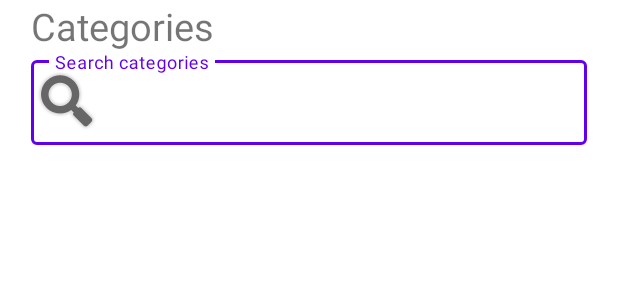
After one commit to moevm/adfmp1h21-interview, an Android app: the layout categories.xml on its own in the app's theme, with its tools: preview values and no code run, on a phone screen of 412 x 824 dp. The commit adds this screen. Shown: the top 300 px of the screen. Run offline under Robolectric (Android 15) with nearby library versions, the phone set to English and light mode, and no system bars.

Commit message:
renamed, added init layouts for categories, category tests, and items

```diff
--- a/app/src/main/AndroidManifest.xml
+++ b/app/src/main/AndroidManifest.xml
@@ -16,7 +16,7 @@
                 <category android:name="android.intent.category.LAUNCHER" />
             </intent-filter>
         </activity>
-        <activity android:name=".StartTestActivity"/>
+        <activity android:name=".StartTestActivity" />
     </application>
 
 </manifest>
--- a/app/src/main/java/com/pjs/itinterviewtrainer/StartTestActivity.kt
+++ b/app/src/main/java/com/pjs/itinterviewtrainer/StartTestActivity.kt
@@ -6,6 +6,6 @@ import android.os.Bundle
 class StartTestActivity : AppCompatActivity() {
     override fun onCreate(savedInstanceState: Bundle?) {
         super.onCreate(savedInstanceState)
-        setContentView(R.layout.activity_start_test)
+        setContentView(R.layout.test_settings)
     }
 }
--- /dev/null
+++ b/app/src/main/res/layout/categories.xml
@@ -0,0 +1,50 @@
+<?xml version="1.0" encoding="utf-8"?>
+<androidx.constraintlayout.widget.ConstraintLayout xmlns:android="http://schemas.android.com/apk/res/android"
+    xmlns:tools="http://schemas.android.com/tools"
+    android:layout_width="match_parent"
+    android:layout_height="match_parent"
+    xmlns:app="http://schemas.android.com/apk/res-auto">
+
+    <LinearLayout
+        android:id="@+id/buttons"
+        android:orientation="vertical"
+        android:layout_width="0dp"
+        android:layout_height="0dp"
+        app:layout_constraintWidth_percent="0.9"
+        app:layout_constraintWidth_default="spread"
+        app:layout_constraintHeight_default="spread"
+        app:layout_constraintLeft_toLeftOf="parent"
+        app:layout_constraintTop_toTopOf="parent"
+        app:layout_constraintRight_toRightOf="parent"
+        app:layout_constraintBottom_toBottomOf="parent">
+
+        <com.google.android.material.textview.MaterialTextView
+            android:id="@+id/categoriesTitle"
+            android:layout_width="wrap_content"
+            android:layout_height="wrap_content"
+            android:text="@string/categories_title"
+            android:textSize="25sp" />
+
+        <com.google.android.material.textfield.TextInputLayout
+            android:id="@+id/selectSingleCategoryLayout"
+            style="@style/Widget.MaterialComponents.TextInputLayout.OutlinedBox"
+            android:layout_width="match_parent"
+            android:layout_height="wrap_content"
+            android:hint="@string/search_category_title"
+            app:startIconDrawable="@android:drawable/ic_search_category_default"
+            app:layout_constraintTop_toBottomOf="@id/testSetupTitle">
+
+            <com.google.android.material.textfield.TextInputEditText
+                android:layout_width="match_parent"
+                android:layout_height="wrap_content"
+                android:inputType="textShortMessage"
+                android:labelFor="@+id/selectCategories" />
+        </com.google.android.material.textfield.TextInputLayout>
+
+        <include
+            android:layout_width="match_parent"
+            android:layout_height="match_parent"
+            layout="@layout/items" />
+
+    </LinearLayout>
+</androidx.constraintlayout.widget.ConstraintLayout>
--- /dev/null
+++ b/app/src/main/res/layout/items.xml
@@ -0,0 +1,12 @@
+<?xml version="1.0" encoding="utf-8"?>
+<androidx.constraintlayout.widget.ConstraintLayout xmlns:android="http://schemas.android.com/apk/res/android"
+    android:layout_width="match_parent"
+    android:layout_height="match_parent">
+
+    <androidx.recyclerview.widget.RecyclerView
+        android:id="@+id/items"
+        android:layout_width="match_parent"
+        android:layout_height="match_parent"
+        />
+
+</androidx.constraintlayout.widget.ConstraintLayout>
--- a/app/src/main/res/layout/activity_start_test.xml
+++ b/app/src/main/res/layout/test_settings.xml
@@ -2,7 +2,9 @@
 <androidx.constraintlayout.widget.ConstraintLayout xmlns:android="http://schemas.android.com/apk/res/android"
     xmlns:app="http://schemas.android.com/apk/res-auto"
     android:layout_width="match_parent"
-    android:layout_height="match_parent">
+    android:layout_height="match_parent"
+    xmlns:tools="http://schemas.android.com/tools"
+    tools:context=".StartTestActivity">
 
     <LinearLayout
         android:id="@+id/buttons"
--- a/app/src/main/res/values/strings.xml
+++ b/app/src/main/res/values/strings.xml
@@ -9,4 +9,9 @@
     <string name="test_select_timer">Setup timer</string>
     <string name="test_select_level">Select level</string>
     <string name="start_test">Start test</string>
+    <string name="categories_title">Categories</string>
+    <string name="search_category_title">Search categories</string>
+    <string name="level_easy">Easy</string>
+    <string name="level_medium">Medium</string>
+    <string name="level_hard">Hard</string>
 </resources>
```
Also changed, not shown: app/src/main/res/layout/category_item.xml (added, +7 -0 lines), app/src/main/res/layout/category_tests.xml (added, +40 -0 lines), app/src/main/res/layout/test_item.xml (added, +7 -0 lines).
